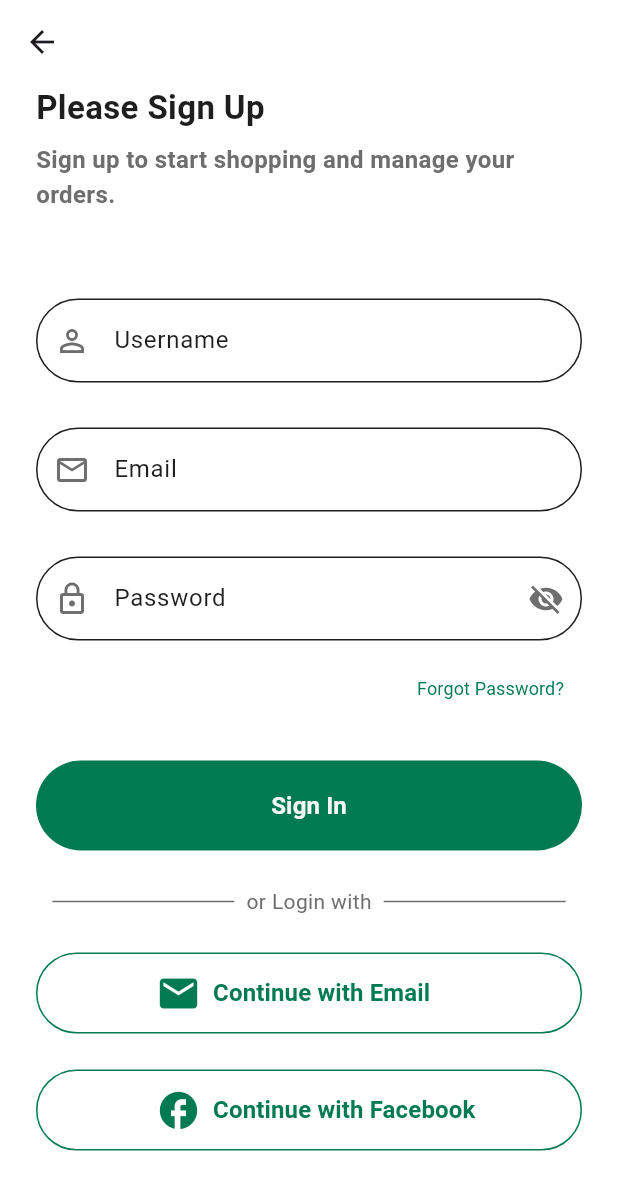
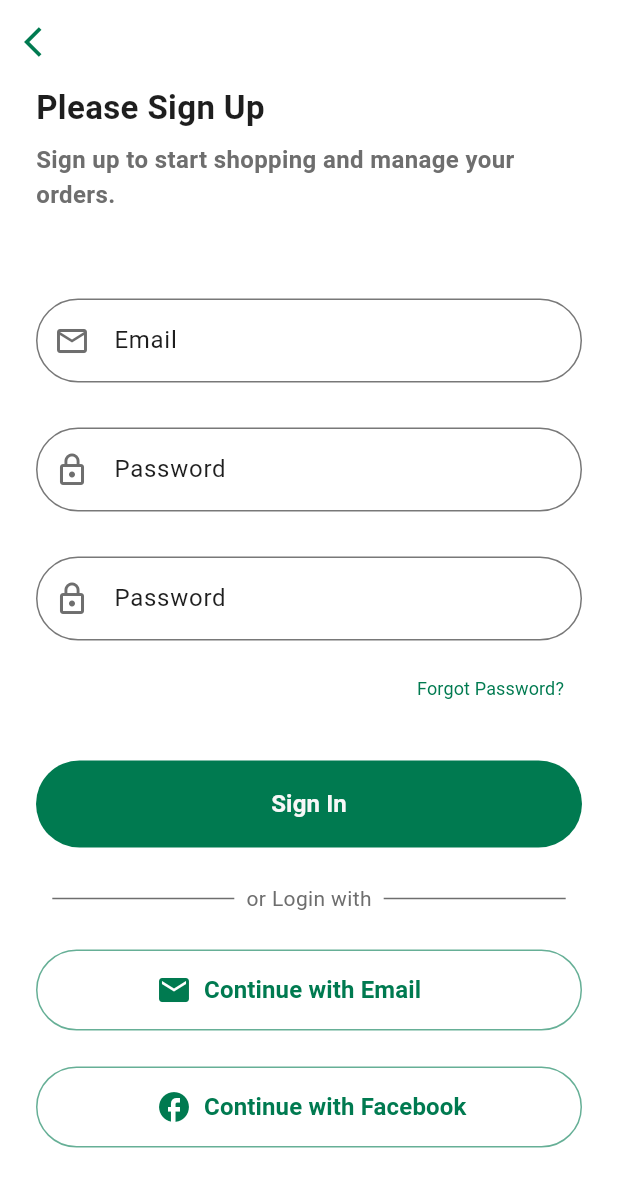
Before and after one commit to rinkimhong4/shopping_app, a Flutter app: the SignupScreen screen opened by its route, on a phone screen of 412 x 824 dp. Shown: the top 1190 px of the screen. Run offline on Flutter 3.47's test engine with Material 3 defaults, Android fonts, the phone set to English and light mode, and no system bars; our stand-ins replace cached_network_image, dots_indicator, flutter_dotenv, get, supabase_flutter; accounts and stored records are empty; network calls fail; Roboto replaces fonts that are missing (Poppins).

Commit message:
fix login and signup

```diff
--- a/lib/Modules/auth/signup/signup.dart
+++ b/lib/Modules/auth/signup/signup.dart
@@ -14,6 +14,7 @@ class _SignupScreenState extends State<SignupScreen> {
   final controller = Get.put(AuthController());
   final emailCtrl = TextEditingController();
   final passwordCtrl = TextEditingController();
+  final confPasswordCtrl = TextEditingController();
   bool pwdVisibility = false;
   final ScrollController _scrollController = ScrollController();
   bool _isScrolled = false;
@@ -33,6 +34,8 @@ class _SignupScreenState extends State<SignupScreen> {
 
   Color get appBarColor =>
       _isScrolled ? AppColors.primary : AppColors.background;
+  Color get colorArrowBack =>
+      _isScrolled ? AppColors.accent : AppColors.primary;
   @override
   void dispose() {
     _scrollController.dispose();
@@ -47,7 +50,13 @@ class _SignupScreenState extends State<SignupScreen> {
       },
       child: Scaffold(
         appBar: AppBar(
-          automaticallyImplyLeading: true,
+          automaticallyImplyLeading: false,
+          leading: IconButton(
+            icon: Icon(Icons.arrow_back_ios, color: colorArrowBack),
+            onPressed: () {
+              Get.back();
+            },
+          ),
           title:
               _isScrolled
                   ? Text(
@@ -107,40 +116,6 @@ class _SignupScreenState extends State<SignupScreen> {
                         TextFormField(
                           controller: emailCtrl,
                           decoration: InputDecoration(
-                            labelText: "Username",
-                            hintText: "Enter your username",
-                            hintStyle: AppTheme.lightTheme.textTheme.bodyMedium
-                                ?.copyWith(color: AppColors.textSecondary),
-                            labelStyle: TextStyle(
-                              color:
-                                  hasFocus
-                                      ? AppColors.primary
-                                      : AppColors.textPrimary,
-                            ),
-                            prefixIcon: Icon(
-                              Icons.person_outline,
-                              color:
-                                  hasFocus
-                                      ? AppColors.primary
-                                      : AppColors.textSecondary,
-                            ),
-                            enabledBorder: OutlineInputBorder(
-                              borderRadius: BorderRadius.circular(32),
-                              borderSide: BorderSide(
-                                color: AppColors.textPrimary,
-                              ),
-                            ),
-                            focusedBorder: OutlineInputBorder(
-                              borderRadius: BorderRadius.circular(32),
-                              borderSide: BorderSide(color: AppColors.primary),
-                            ),
-                          ),
-                          style: TextStyle(color: AppColors.textPrimary),
-                        ),
-                        SizedBox(height: 30),
-                        TextFormField(
-                          controller: emailCtrl,
-                          decoration: InputDecoration(
                             labelText: "Email",
                             hintText: "Enter your email",
                             hintStyle: AppTheme.lightTheme.textTheme.bodyMedium
@@ -161,7 +136,9 @@ class _SignupScreenState extends State<SignupScreen> {
                             enabledBorder: OutlineInputBorder(
                               borderRadius: BorderRadius.circular(32),
                               borderSide: BorderSide(
-                                color: AppColors.textPrimary,
+                                color: AppColors.textPrimary.withValues(
+                                  alpha: 0.6,
+                                ),
                               ),
                             ),
                             focusedBorder: OutlineInputBorder(
@@ -197,27 +174,52 @@ class _SignupScreenState extends State<SignupScreen> {
                             enabledBorder: OutlineInputBorder(
                               borderRadius: BorderRadius.circular(32),
                               borderSide: BorderSide(
-                                color: AppColors.textPrimary,
+                                color: AppColors.textPrimary.withValues(
+                                  alpha: 0.6,
+                                ),
                               ),
                             ),
                             focusedBorder: OutlineInputBorder(
                               borderRadius: BorderRadius.circular(32),
                               borderSide: BorderSide(color: AppColors.primary),
                             ),
-                            suffixIcon: InkWell(
-                              onTap:
-                                  () => setState(
-                                    () => pwdVisibility = !pwdVisibility,
-                                  ),
-                              child: Icon(
-                                pwdVisibility
-                                    ? Icons.visibility
-                                    : Icons.visibility_off,
-                                color:
-                                    hasFocus
-                                        ? AppColors.primary
-                                        : AppColors.textSecondary,
+                          ),
+                          style: TextStyle(color: AppColors.textPrimary),
+                        ),
+                        SizedBox(height: 30),
+                        // Confirm Password TextField
+                        TextFormField(
+                          controller: confPasswordCtrl,
+                          obscureText: !pwdVisibility,
+                          decoration: InputDecoration(
+                            labelText: "Password",
+                            hintText: "Enter your Password",
+                            hintStyle: AppTheme.lightTheme.textTheme.bodyMedium
+                                ?.copyWith(color: AppColors.textSecondary),
+                            labelStyle: TextStyle(
+                              color:
+                                  hasFocus
+                                      ? AppColors.primary
+                                      : AppColors.textPrimary,
+                            ),
+                            prefixIcon: Icon(
+                              Icons.lock_outline,
+                              color:
+                                  hasFocus
+                                      ? AppColors.primary
+                                      : AppColors.textSecondary,
+                            ),
+                            enabledBorder: OutlineInputBorder(
+                              borderRadius: BorderRadius.circular(32),
+                              borderSide: BorderSide(
+                                color: AppColors.textPrimary.withValues(
+                                  alpha: 0.6,
+                                ),
                               ),
+                            ),
+                            focusedBorder: OutlineInputBorder(
+                              borderRadius: BorderRadius.circular(32),
+                              borderSide: BorderSide(color: AppColors.primary),
                             ),
                           ),
                           style: TextStyle(color: AppColors.textPrimary),
@@ -241,7 +243,7 @@ class _SignupScreenState extends State<SignupScreen> {
                         // Sign In Button
                         SizedBox(
                           width: Get.width,
-                          height: 60,
+                          height: 58,
                           child: ElevatedButton(
                             style: ElevatedButton.styleFrom(
                               elevation: 0,
@@ -308,8 +310,10 @@ class _SignupScreenState extends State<SignupScreen> {
                                     minimumSize: Size(double.infinity, 54),
                                     elevation: 0,
                                     backgroundColor: AppColors.background,
-                                    side: const BorderSide(
-                                      color: AppColors.primary,
+                                    side: BorderSide(
+                                      color: AppColors.primary.withValues(
+                                        alpha: 0.6,
+                                      ),
                                       width: 1,
                                     ),
                                     shape: RoundedRectangleBorder(
@@ -327,7 +331,7 @@ class _SignupScreenState extends State<SignupScreen> {
                                       Icon(
                                         social['icon'],
                                         color: AppColors.primary,
-                                        size: 30,
+                                        size: 24,
                                       ),
                                       SizedBox(width: 8),
                                       Text(
```
Also changed, not shown: lib/Modules/Home/Views/Start_Screen/onboarding_screen.dart (+31 -13 lines), lib/Modules/Home/Views/Start_Screen/turn_on_notification.dart (added, +10 -0 lines), lib/Modules/auth/login/login.dart (+12 -7 lines).
